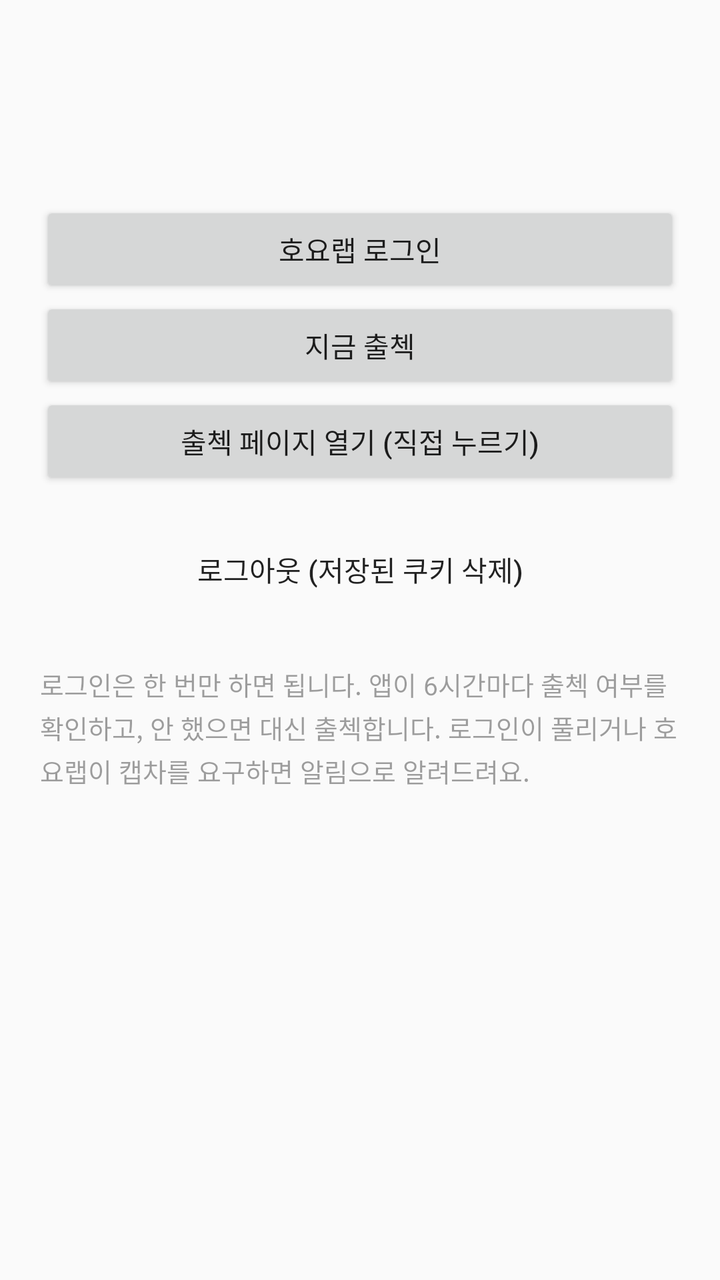
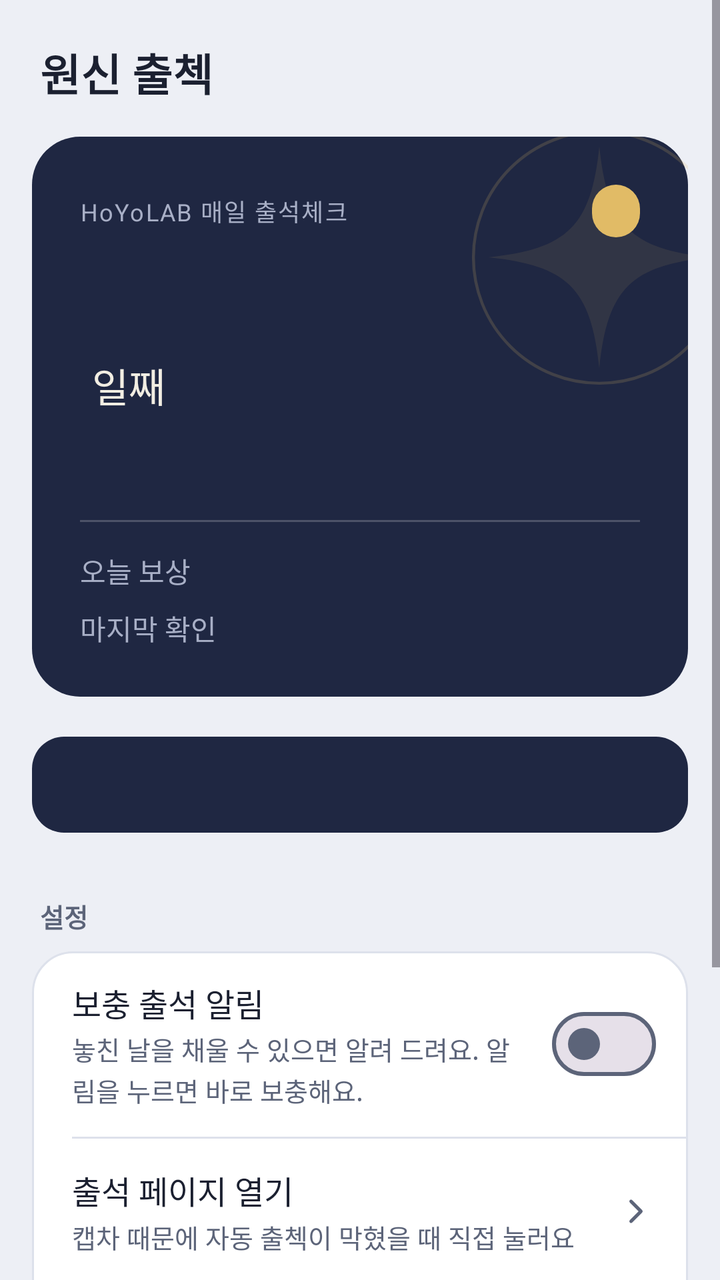

Two renders of the same Android screen: before a commit and after it. Below are the layout's source before the change and the commit's diff.
<!-- AndroidManifest.xml: application theme Theme.HoyoCheckin -->
<!-- res/layout/activity_main.xml -->
<?xml version="1.0" encoding="utf-8"?>
<ScrollView xmlns:android="http://schemas.android.com/apk/res/android"
    android:layout_width="match_parent"
    android:layout_height="match_parent">

    <LinearLayout
        android:layout_width="match_parent"
        android:layout_height="wrap_content"
        android:orientation="vertical"
        android:padding="20dp">

        <TextView
            android:id="@+id/loginStatus"
            android:layout_width="match_parent"
            android:layout_height="wrap_content"
            android:textSize="18sp"
            android:textStyle="bold" />

        <TextView
            android:id="@+id/lastResult"
            android:layout_width="match_parent"
            android:layout_height="wrap_content"
            android:layout_marginTop="12dp"
            android:lineSpacingExtra="4dp"
            android:textSize="15sp" />

        <Button
            android:id="@+id/loginButton"
            android:layout_width="match_parent"
            android:layout_height="wrap_content"
            android:layout_marginTop="24dp"
            android:text="호요랩 로그인" />

        <Button
            android:id="@+id/checkInButton"
            android:layout_width="match_parent"
            android:layout_height="wrap_content"
            android:text="지금 출첵" />

        <Button
            android:id="@+id/openPageButton"
            android:layout_width="match_parent"
            android:layout_height="wrap_content"
            android:text="출첵 페이지 열기 (직접 누르기)" />

        <Button
            android:id="@+id/logoutButton"
            style="?android:attr/borderlessButtonStyle"
            android:layout_width="match_parent"
            android:layout_height="wrap_content"
            android:layout_marginTop="16dp"
            android:text="로그아웃 (저장된 쿠키 삭제)" />

        <TextView
            android:layout_width="match_parent"
            android:layout_height="wrap_content"
            android:layout_marginTop="24dp"
            android:alpha="0.7"
            android:lineSpacingExtra="3dp"
            android:text="로그인은 한 번만 하면 됩니다. 앱이 6시간마다 출첵 여부를 확인하고, 안 했으면 대신 출첵합니다. 로그인이 풀리거나 호요랩이 캡차를 요구하면 알림으로 알려드려요."
            android:textSize="13sp" />
    </LinearLayout>
</ScrollView>
<!-- resources referenced by this layout -->
<resources>
  <style name="Theme.HoyoCheckin" parent="Theme.AppCompat.DayNight.DarkActionBar">
          <item name="colorPrimary">@color/brand</item>
          <item name="colorPrimaryDark">@color/brand_dark</item>
          <item name="colorAccent">@color/brand</item>
      </style>
  <color name="brand">#3D7BB8</color>
  <color name="brand_dark">#2B5A88</color>
</resources>

<!-- the commit's change to res/layout/activity_main.xml (unified diff, before → after) -->
@@ -1,63 +1,375 @@
 <?xml version="1.0" encoding="utf-8"?>
 <ScrollView xmlns:android="http://schemas.android.com/apk/res/android"
+    xmlns:app="http://schemas.android.com/apk/res-auto"
+    android:id="@+id/scroll"
     android:layout_width="match_parent"
-    android:layout_height="match_parent">
+    android:layout_height="match_parent"
+    android:background="@color/bg"
+    android:clipToPadding="false">
 
     <LinearLayout
+        android:id="@+id/content"
         android:layout_width="match_parent"
         android:layout_height="wrap_content"
         android:orientation="vertical"
-        android:padding="20dp">
+        android:paddingStart="16dp"
+        android:paddingTop="12dp"
+        android:paddingEnd="16dp"
+        android:paddingBottom="24dp">
 
         <TextView
-            android:id="@+id/loginStatus"
-            android:layout_width="match_parent"
-            android:layout_height="wrap_content"
-            android:textSize="18sp"
+            android:layout_width="wrap_content"
+            android:layout_height="wrap_content"
+            android:layout_marginStart="4dp"
+            android:layout_marginTop="8dp"
+            android:text="@string/app_name"
+            android:textColor="@color/ink"
+            android:textSize="22sp"
             android:textStyle="bold" />
 
+        
+        <FrameLayout
+            android:layout_width="match_parent"
+            android:layout_height="wrap_content"
+            android:layout_marginTop="16dp"
+            android:id="@+id/heroCard"
+            android:background="@drawable/bg_hero">
+
+            <ImageView
+                android:layout_width="200dp"
+                android:layout_height="200dp"
+                android:layout_gravity="top|end"
+                android:layout_marginTop="-40dp"
+                android:layout_marginEnd="-56dp"
+                android:importantForAccessibility="no"
+                android:src="@drawable/hero_motif" />
+
+            <LinearLayout
+                android:layout_width="match_parent"
+                android:layout_height="wrap_content"
+                android:orientation="vertical"
+                android:padding="24dp">
+
+                <LinearLayout
+                    android:layout_width="match_parent"
+                    android:layout_height="wrap_content"
+                    android:gravity="center_vertical"
+                    android:orientation="horizontal">
+
+                    <TextView
+                        android:id="@+id/heroEyebrow"
+                        style="@style/Text.Eyebrow"
+                        android:layout_width="0dp"
+                        android:layout_height="wrap_content"
+                        android:layout_weight="1"
+                        android:text="HoYoLAB 매일 출석체크" />
+
+                    <TextView
+                        android:id="@+id/statusChip"
+                        android:layout_width="wrap_content"
+                        android:layout_height="wrap_content"
+                        android:background="@drawable/bg_chip_done"
+                        android:paddingHorizontal="12dp"
+                        android:paddingVertical="5dp"
+                        android:textColor="@color/on_gold"
+                        android:textSize="12sp"
+                        android:textStyle="bold" />
+                </LinearLayout>
+
+                <LinearLayout
+                    android:id="@+id/heroDayRow"
+                    android:layout_width="wrap_content"
+                    android:layout_height="wrap_content"
+                    android:layout_marginTop="16dp"
+                    android:baselineAligned="true"
+                    android:orientation="horizontal">
+
+                    <TextView
+                        android:id="@+id/heroDay"
+                        android:layout_width="wrap_content"
+                        android:layout_height="wrap_content"
+                        android:fontFamily="@font/marcellus"
+                        android:includeFontPadding="false"
+                        android:textColor="@color/gold"
+                        android:textSize="72sp" />
+
+                    <TextView
+                        android:id="@+id/heroUnit"
+                        android:layout_width="wrap_content"
+                        android:layout_height="wrap_content"
+                        android:layout_marginStart="6dp"
+                        android:text="일째"
+                        android:textColor="@color/hero_ink"
+                        android:textSize="20sp" />
+                </LinearLayout>
+
+                <TextView
+                    android:id="@+id/heroMonth"
+                    android:layout_width="wrap_content"
+                    android:layout_height="wrap_content"
+                    android:layout_marginTop="2dp"
+                    android:textColor="@color/hero_muted"
+                    android:textSize="14sp" />
+
+                <LinearLayout
+                    android:id="@+id/heroStats"
+                    android:layout_width="match_parent"
+                    android:layout_height="wrap_content"
+                    android:orientation="vertical">
+
+                <View
+                    android:layout_width="match_parent"
+                    android:layout_height="1dp"
+                    android:layout_marginTop="20dp"
+                    android:layout_marginBottom="14dp"
+                    android:background="@color/hero_line" />
+
+                <LinearLayout
+                    android:layout_width="match_parent"
+                    android:layout_height="wrap_content"
+                    android:orientation="horizontal">
+
+                    <TextView
+                        style="@style/Text.HeroLabel"
+                        android:layout_width="wrap_content"
+                        android:layout_height="wrap_content"
+                        android:text="오늘 보상" />
+
+                    <TextView
+                        android:id="@+id/heroReward"
+                        style="@style/Text.HeroValue"
+                        android:layout_width="0dp"
+                        android:layout_height="wrap_content"
+                        android:layout_marginStart="16dp"
+                        android:layout_weight="1" />
+                </LinearLayout>
+
+                <LinearLayout
+                    android:layout_width="match_parent"
+                    android:layout_height="wrap_content"
+                    android:layout_marginTop="8dp"
+                    android:orientation="horizontal">
+
+                    <TextView
+                        style="@style/Text.HeroLabel"
+                        android:layout_width="wrap_content"
+                        android:layout_height="wrap_content"
+                        android:text="마지막 확인" />
+
+                    <TextView
+                        android:id="@+id/heroChecked"
+                        style="@style/Text.HeroValue"
+                        android:layout_width="0dp"
+                        android:layout_height="wrap_content"
+                        android:layout_marginStart="16dp"
+                        android:layout_weight="1"
+                        android:fontFeatureSettings="tnum" />
+                </LinearLayout>
+
+                </LinearLayout>
+
+                <TextView
+                    android:id="@+id/heroNote"
+                    android:layout_width="match_parent"
+                    android:layout_height="wrap_content"
+                    android:layout_marginTop="14dp"
+                    android:lineSpacingExtra="2dp"
+                    android:textColor="@color/gold"
+                    android:textSize="13sp"
+                    android:visibility="gone" />
+            </LinearLayout>
+        </FrameLayout>
+
+        <com.google.android.material.button.MaterialButton
+            android:id="@+id/primaryButton"
+            android:layout_width="match_parent"
+            android:layout_height="56dp"
+            android:layout_marginTop="16dp"
+            android:textSize="16sp"
+            app:cornerRadius="16dp" />
+
+        
+        <LinearLayout
+            android:id="@+id/makeUpCard"
+            android:layout_width="match_parent"
+            android:layout_height="wrap_content"
+            android:layout_marginTop="12dp"
+            android:background="@drawable/bg_make_up"
+            android:gravity="center_vertical"
+            android:orientation="horizontal"
+            android:paddingVertical="14dp"
+            android:paddingStart="20dp"
+            android:paddingEnd="12dp"
+            android:visibility="gone">
+
+            <LinearLayout
+                android:layout_width="0dp"
+                android:layout_height="wrap_content"
+                android:layout_weight="1"
+                android:orientation="vertical">
+
+                <TextView
+                    android:layout_width="wrap_content"
+                    android:layout_height="wrap_content"
+                    android:text="보충 출석을 할 수 있어요"
+                    android:textColor="@color/ink"
+                    android:textSize="15sp"
+                    android:textStyle="bold" />
+
+                <TextView
+                    android:id="@+id/makeUpText"
+                    style="@style/Text.RowSub"
+                    android:layout_width="wrap_content"
+                    android:layout_height="wrap_content"
+                    android:layout_marginTop="2dp" />
+            </LinearLayout>
+
+            <com.google.android.material.button.MaterialButton
+                android:id="@+id/makeUpButton"
+                style="@style/Widget.Material3.Button.TextButton"
+                android:layout_width="wrap_content"
+                android:layout_height="wrap_content"
+                android:text="보충하기"
+                android:textColor="@color/accent"
+                android:textSize="15sp" />
+        </LinearLayout>
+
         <TextView
-            android:id="@+id/lastResult"
-            android:layout_width="match_parent"
-            android:layout_height="wrap_content"
-            android:layout_marginTop="12dp"
-            android:lineSpacingExtra="4dp"
-            android:textSize="15sp" />
-
-        <Button
-            android:id="@+id/loginButton"
-            android:layout_width="match_parent"
-            android:layout_height="wrap_content"
-            android:layout_marginTop="24dp"
-            android:text="호요랩 로그인" />
-
-        <Button
-            android:id="@+id/checkInButton"
-            android:layout_width="match_parent"
-            android:layout_height="wrap_content"
-            android:text="지금 출첵" />
-
-        <Button
-            android:id="@+id/openPageButton"
-            android:layout_width="match_parent"
-            android:layout_height="wrap_content"
-            android:text="출첵 페이지 열기 (직접 누르기)" />
-
-        <Button
-            android:id="@+id/logoutButton"
-            style="?android:attr/borderlessButtonStyle"
-            android:layout_width="match_parent"
-            android:layout_height="wrap_content"
+            android:layout_width="wrap_content"
+            android:layout_height="wrap_content"
+            android:layout_marginStart="4dp"
+            android:layout_marginTop="28dp"
+            android:layout_marginBottom="8dp"
+            android:text="설정"
+            android:textColor="@color/ink_muted"
+            android:textSize="13sp"
+            android:textStyle="bold" />
+
+        <LinearLayout
+            android:layout_width="match_parent"
+            android:layout_height="wrap_content"
+            android:id="@+id/settingsGroup"
+            android:background="@drawable/bg_group"
+            android:divider="@drawable/divider_inset"
+            android:orientation="vertical"
+            android:showDividers="middle">
+
+            <LinearLayout
+                android:id="@+id/rowMakeUpAlerts"
+                style="@style/Row">
+
+                <LinearLayout
+                    android:layout_width="0dp"
+                    android:layout_height="wrap_content"
+                    android:layout_weight="1"
+                    android:orientation="vertical">
+
+                    <TextView
+                        style="@style/Text.RowTitle"
+                        android:layout_width="wrap_content"
+                        android:layout_height="wrap_content"
+                        android:text="보충 출석 알림" />
+
+                    <TextView
+                        style="@style/Text.RowSub"
+                        android:layout_width="wrap_content"
+                        android:layout_height="wrap_content"
+                        android:layout_marginTop="2dp"
+                        android:text="놓친 날을 채울 수 있으면 알려 드려요. 알림을 누르면 바로 보충해요." />
+                </LinearLayout>
+
+                <com.google.android.material.materialswitch.MaterialSwitch
+                    android:id="@+id/makeUpSwitch"
+                    android:layout_width="wrap_content"
+                    android:layout_height="wrap_content"
+                    android:layout_marginStart="12dp" />
+            </LinearLayout>
+
+            <LinearLayout
+                android:id="@+id/rowOpenPage"
+                style="@style/Row">
+
+                <LinearLayout
+                    android:layout_width="0dp"
+                    android:layout_height="wrap_content"
+                    android:layout_weight="1"
+                    android:orientation="vertical">
+
+                    <TextView
+                        style="@style/Text.RowTitle"
+                        android:layout_width="wrap_content"
+                        android:layout_height="wrap_content"
+                        android:text="출석 페이지 열기" />
+
+                    <TextView
+                        style="@style/Text.RowSub"
+                        android:layout_width="wrap_content"
+                        android:layout_height="wrap_content"
+                        android:layout_marginTop="2dp"
+                        android:text="캡차 때문에 자동 출첵이 막혔을 때 직접 눌러요" />
+                </LinearLayout>
+
+                <ImageView
+                    android:layout_width="20dp"
+                    android:layout_height="20dp"
+                    android:importantForAccessibility="no"
+                    android:src="@drawable/ic_chevron" />
+            </LinearLayout>
+
+            <LinearLayout
+                android:id="@+id/rowAccount"
+                style="@style/Row">
+
+                <LinearLayout
+                    android:layout_width="0dp"
+                    android:layout_height="wrap_content"
+                    android:layout_weight="1"
+                    android:orientation="vertical">
+
+                    <TextView
+                        android:id="@+id/accountTitle"
+                        style="@style/Text.RowTitle"
+                        android:layout_width="wrap_content"
+                        android:layout_height="wrap_content" />
+
+                    <TextView
+                        android:id="@+id/accountSub"
+                        style="@style/Text.RowSub"
+                        android:layout_width="wrap_content"
+                        android:layout_height="wrap_content"
+                        android:layout_marginTop="2dp"
+                        android:fontFeatureSettings="tnum" />
+                </LinearLayout>
+
+                <ImageView
+                    android:layout_width="20dp"
+                    android:layout_height="20dp"
+                    android:importantForAccessibility="no"
+                    android:src="@drawable/ic_chevron" />
+            </LinearLayout>
+
+            <LinearLayout
+                android:id="@+id/rowLogout"
+                style="@style/Row"
+                android:minHeight="56dp">
+
+                <TextView
+                    android:layout_width="wrap_content"
+                    android:layout_height="wrap_content"
+                    android:text="로그아웃"
+                    android:textColor="@color/warn"
+                    android:textSize="16sp" />
+            </LinearLayout>
+        </LinearLayout>
+
+        <TextView
+            android:layout_width="match_parent"
+            android:layout_height="wrap_content"
+            android:layout_marginHorizontal="4dp"
             android:layout_marginTop="16dp"
-            android:text="로그아웃 (저장된 쿠키 삭제)" />
-
-        <TextView
-            android:layout_width="match_parent"
-            android:layout_height="wrap_content"
-            android:layout_marginTop="24dp"
-            android:alpha="0.7"
             android:lineSpacingExtra="3dp"
-            android:text="로그인은 한 번만 하면 됩니다. 앱이 6시간마다 출첵 여부를 확인하고, 안 했으면 대신 출첵합니다. 로그인이 풀리거나 호요랩이 캡차를 요구하면 알림으로 알려드려요."
-            android:textSize="13sp" />
+            android:text="6시간마다 출석을 확인하고, 안 했으면 대신 출석해요. 호요랩의 하루는 한국 시간 새벽 1시에 바뀌어요."
+            android:textColor="@color/ink_muted"
+            android:textSize="12sp" />
     </LinearLayout>
 </ScrollView>
<!-- resource entries referenced after the edit -->
@@ -1,11 +1,126 @@
 <!-- resources referenced by this layout -->
 <resources>
-  <style name="Theme.HoyoCheckin" parent="Theme.AppCompat.DayNight.DarkActionBar">
-          <item name="colorPrimary">@color/brand</item>
-          <item name="colorPrimaryDark">@color/brand_dark</item>
-          <item name="colorAccent">@color/brand</item>
+  <color name="accent">#8A6420</color>
+  <color name="bg">#EDEFF5</color>
+  <color name="gold">#E1BB66</color>
+  <color name="hero_ink">#F2EEE3</color>
+  <color name="hero_line">#33FFFFFF</color>
+  <color name="hero_muted">#A8AFC6</color>
+  <color name="ink">#1B2030</color>
+  <color name="ink_muted">#5C6479</color>
+  <color name="on_gold">#2A1F08</color>
+  <color name="warn">#B04A2A</color>
+  <!-- drawable bg_chip_done (drawable) -->
+  <?xml version="1.0" encoding="utf-8"?>
+  <shape xmlns:android="http://schemas.android.com/apk/res/android">
+      <solid android:color="@color/gold" />
+      <corners android:radius="999dp" />
+  </shape>
+  <!-- drawable bg_group (drawable) -->
+  <?xml version="1.0" encoding="utf-8"?>
+  <shape xmlns:android="http://schemas.android.com/apk/res/android">
+      <solid android:color="@color/surface" />
+      <stroke android:width="1dp" android:color="@color/line" />
+      <corners android:radius="20dp" />
+  </shape>
+  <!-- drawable bg_hero (drawable) -->
+  <?xml version="1.0" encoding="utf-8"?>
+  <shape xmlns:android="http://schemas.android.com/apk/res/android">
+      <solid android:color="@color/hero" />
+      <corners android:radius="24dp" />
+  </shape>
+  <!-- drawable bg_make_up (drawable) -->
+  <?xml version="1.0" encoding="utf-8"?>
+  <shape xmlns:android="http://schemas.android.com/apk/res/android">
+      <solid android:color="@color/surface" />
+      <stroke android:width="1.5dp" android:color="@color/accent" />
+      <corners android:radius="20dp" />
+  </shape>
+  <!-- drawable divider_inset (drawable) -->
+  <?xml version="1.0" encoding="utf-8"?>
+  <inset xmlns:android="http://schemas.android.com/apk/res/android" android:insetLeft="20dp">
+      <shape>
+          <solid android:color="@color/line" />
+          <size android:height="1dp" />
+      </shape>
+  </inset>
+  <!-- drawable hero_motif (drawable) -->
+  <?xml version="1.0" encoding="utf-8"?>
+  <vector xmlns:android="http://schemas.android.com/apk/res/android"
+      android:width="200dp" android:height="200dp"
+      android:viewportWidth="108" android:viewportHeight="108">
+      <path android:fillColor="#00000000" android:strokeColor="@color/gold" android:strokeAlpha="0.18"
+          android:strokeWidth="0.8"
+          android:pathData="M54,54m-34,0a34,34 0,1 1,68 0a34,34 0,1 1,-68 0" />
+      <path android:fillColor="@color/gold" android:fillAlpha="0.10" android:pathData="M54,24 C56.2,45.5 62.5,51.8 84,54 C62.5,56.2 56.2,62.5 54,84 C51.8,62.5 45.5,56.2 24,54 C45.5,51.8 51.8,45.5 54,24 Z" />
+  </vector>
+  <!-- drawable ic_chevron (drawable) -->
+  <?xml version="1.0" encoding="utf-8"?>
+  <vector xmlns:android="http://schemas.android.com/apk/res/android"
+      android:width="20dp" android:height="20dp"
+      android:viewportWidth="24" android:viewportHeight="24">
+      <path android:strokeColor="@color/ink_muted" android:strokeWidth="2"
+          android:strokeLineCap="round" android:strokeLineJoin="round"
+          android:fillColor="#00000000"
+          android:pathData="M9,6l6,6l-6,6" />
+  </vector>
+  <string name="app_name">원신 출첵</string>
+  <style name="Row" parent="">
+          <item name="android:layout_width">match_parent</item>
+          <item name="android:layout_height">wrap_content</item>
+          <item name="android:minHeight">64dp</item>
+          <item name="android:orientation">horizontal</item>
+          <item name="android:gravity">center_vertical</item>
+          <item name="android:paddingStart">20dp</item>
+          <item name="android:paddingEnd">16dp</item>
+          <item name="android:paddingTop">14dp</item>
+          <item name="android:paddingBottom">14dp</item>
+          <item name="android:background">?attr/selectableItemBackground</item>
       </style>
-  <color name="brand">#3D7BB8</color>
-  <color name="brand_dark">#2B5A88</color>
+  <style name="Text.Eyebrow" parent="">
+          <item name="android:textSize">12sp</item>
+          <item name="android:letterSpacing">0.06</item>
+          <item name="android:textColor">@color/hero_muted</item>
+      </style>
+  <style name="Text.HeroLabel" parent="">
+          <item name="android:textSize">14sp</item>
+          <item name="android:textColor">@color/hero_muted</item>
+      </style>
+  <style name="Text.HeroValue" parent="">
+          <item name="android:textSize">14sp</item>
+          <item name="android:textColor">@color/hero_ink</item>
+          <item name="android:gravity">end</item>
+      </style>
+  <style name="Text.RowSub" parent="">
+          <item name="android:textSize">13sp</item>
+          <item name="android:textColor">@color/ink_muted</item>
+          <item name="android:lineSpacingExtra">2dp</item>
+      </style>
+  <style name="Text.RowTitle" parent="">
+          <item name="android:textSize">16sp</item>
+          <item name="android:textColor">@color/ink</item>
+      </style>
+  <style name="Theme.HoyoCheckin" parent="Theme.Material3.DayNight.NoActionBar">
+          <item name="colorPrimary">@color/action</item>
+          <item name="colorOnPrimary">@color/on_action</item>
+          <item name="colorSecondaryContainer">@color/line</item>
+          <item name="colorOnSecondaryContainer">@color/ink</item>
+          <item name="colorSurface">@color/surface</item>
+          <item name="colorOnSurface">@color/ink</item>
+          <item name="colorOnSurfaceVariant">@color/ink_muted</item>
+          <item name="colorOutline">@color/ink_muted</item>
+          <item name="colorSurfaceContainerHigh">@color/surface</item>
+          <item name="android:colorBackground">@color/bg</item>
+          <item name="android:windowBackground">@color/bg</item>
+          <item name="android:windowLightStatusBar">@bool/light_bars</item>
+          <item name="android:windowLightNavigationBar" tools:targetApi="27">@bool/light_bars</item>
+          <item name="android:statusBarColor">@android:color/transparent</item>
+          <item name="android:navigationBarColor">@android:color/transparent</item>
+      </style>
+  <color name="surface">#FFFFFF</color>
+  <color name="line">#DDE1EB</color>
+  <color name="hero">#1F2742</color>
+  <color name="action">#1F2742</color>
+  <color name="on_action">#F2EEE3</color>
 </resources>
 
